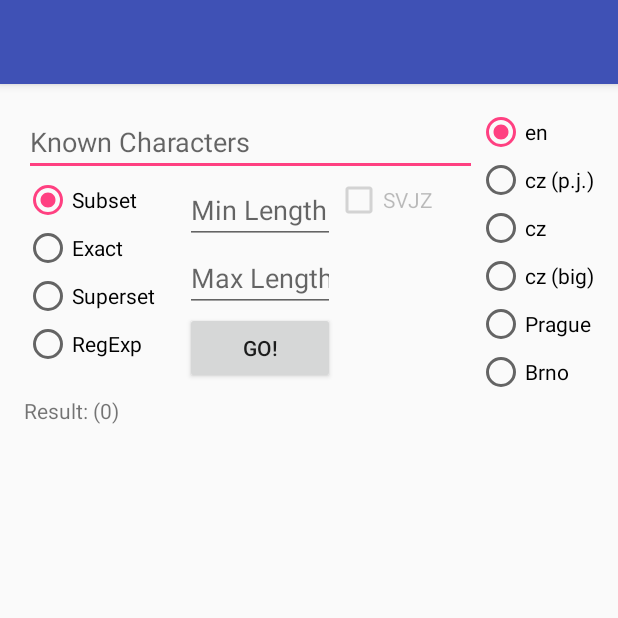
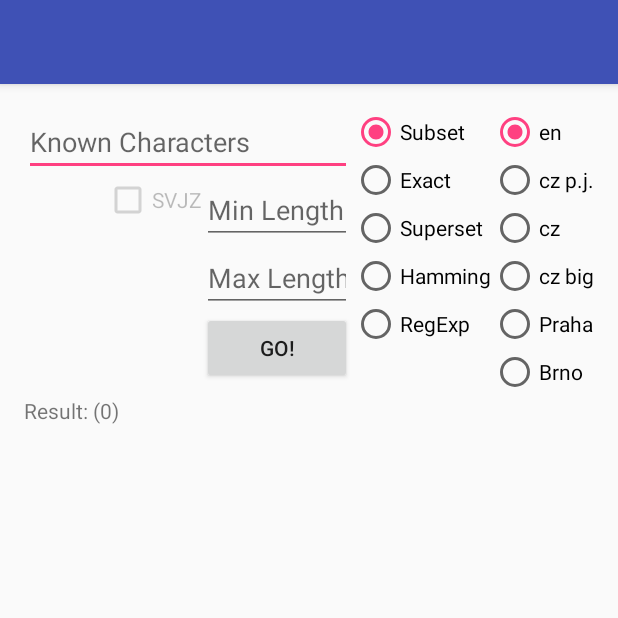
Before and after one commit to adamsikora/SifroHaluzic, an Android app: the PresmyslovnikActivity screen opened directly, with no data from a screen before it, after a tap on "GO!", on a phone screen of 412 x 824 dp, the top half of it. Run offline under Robolectric (Android 15) with nearby library versions, the phone set to English and light mode, and no system bars; 1 statement that could not run was skipped.

Commit message:
hamming distance added to presmyslovnik

```diff
--- a/app/src/main/java/cz/civilizacehra/sifrohaluzic/Dictionary.java
+++ b/app/src/main/java/cz/civilizacehra/sifrohaluzic/Dictionary.java
@@ -7,6 +7,7 @@ import java.io.InputStream;
 import java.io.BufferedReader;
 import java.io.InputStreamReader;
 import java.util.ArrayList;
+import java.util.Collections;
 import java.util.regex.Matcher;
 import java.util.regex.Pattern;
 
@@ -17,16 +18,16 @@ class Dictionary {
         mResults = results;
     }
 
-    public void findResults(String input, boolean subset, boolean exact, boolean superset, boolean regexp, int minLength, int maxLength) {
+    public void findResults(String input, boolean subset, boolean exact, boolean superset, boolean hamming, boolean regexp, int minLength, int maxLength) {
 
         prepare();
 
-        findResults_impl(input, subset, exact, superset, regexp, minLength, maxLength);
+        findResults_impl(input, subset, exact, superset, hamming, regexp, minLength, maxLength);
 
-        conclude();
+        conclude(hamming);
     }
 
-    void findResults_impl(String input, boolean subset, boolean exact, boolean superset, boolean regexp, int minLength, int maxLength) {
+    void findResults_impl(String input, boolean subset, boolean exact, boolean superset, boolean hamming, boolean regexp, int minLength, int maxLength) {
 
         Pattern pattern;
         Matcher matcher;
@@ -52,21 +53,27 @@ class Dictionary {
                 StringPair word = StringPair.fromString(line);
                 String first = word.getFirst();
 
-                if (subset && first.length() > input.length()) {
-                    continue;
-                }
-                if (superset && first.length() < input.length()) {
-                    continue;
-                }
-                if (exact && first.length() != input.length()) {
-                    continue;
-                } else if (first.length() < minLength || first.length() > maxLength) {
+                if ((subset && first.length() > input.length())
+                        || (superset && first.length() < input.length())
+                        ||(exact && first.length() != input.length())
+                        ||(hamming && first.length() != input.length())
+                        ||(first.length() < minLength || first.length() > maxLength)) {
                     continue;
                 }
                 if (regexp) {
                     matcher = pattern.matcher(first);
                     if (matcher.matches()) {
                         matched(word.getSecond());
+                    }
+                } else if (hamming) {
+                    int counter = 0;
+                    for (int i = 0; i < first.length(); ++i) {
+                        if (first.charAt(i) != input.charAt(i)) {
+                            ++counter;
+                        }
+                    }
+                    if (counter < 4) {
+                        matched("(" + counter + ") " + word.getSecond());
                     }
                 } else {
                     int[] chars = new int[26];
@@ -107,9 +114,12 @@ class Dictionary {
         mList.add(match);
     }
 
-    protected void conclude() {
+    protected void conclude(boolean sort) {
         String resultStr = "";
         int counter = 0;
+        if (sort) {
+            Collections.sort(mList);
+        }
         for (String point : mList) {
             ++counter;
             resultStr += point + "\n";
--- a/app/src/main/java/cz/civilizacehra/sifrohaluzic/PresmyslovnikActivity.java
+++ b/app/src/main/java/cz/civilizacehra/sifrohaluzic/PresmyslovnikActivity.java
@@ -112,8 +112,9 @@ public class PresmyslovnikActivity extends AppCompatActivity implements Location
                     boolean subset = checked == R.id.subsetRadioBtn;
                     boolean exact = checked == R.id.exactRadioBtn;
                     boolean superset = checked == R.id.supersetRadioBtn;
-                    boolean regexp = checked == R.id.regExpRadioButton;
-                    assert (subset ^ exact ^ superset ^ regexp);
+                    boolean regexp = checked == R.id.regExpRadioBtn;
+                    boolean hamming = checked == R.id.hammingRadioBtn;
+                    assert (subset ^ exact ^ superset ^ regexp ^ hamming);
                     int minLength = 0;
                     if (minLengthBox.getText().length() > 0) {
                         minLength = Integer.parseInt(minLengthBox.getText().toString());
@@ -129,27 +130,27 @@ public class PresmyslovnikActivity extends AppCompatActivity implements Location
 
                     try {
                         if (checkedDictionary == R.id.enRadioBtn) {
-                            enDict.findResults(input, subset, exact, superset, regexp, minLength, maxLength);
+                            enDict.findResults(input, subset, exact, superset, hamming, regexp, minLength, maxLength);
                         } else if (checkedDictionary == R.id.czPJRadioBtn) {
-                            czPJDict.findResults(input, subset, exact, superset, regexp, minLength, maxLength);
+                            czPJDict.findResults(input, subset, exact, superset, hamming, regexp, minLength, maxLength);
                         } else if (checkedDictionary == R.id.czRadioBtn) {
-                            czDict.findResults(input, subset, exact, superset, regexp, minLength, maxLength);
+                            czDict.findResults(input, subset, exact, superset, hamming, regexp, minLength, maxLength);
                         } else if (checkedDictionary == R.id.czBigRadioBtn) {
-                            czBigDict.findResults(input, subset, exact, superset, regexp, minLength, maxLength);
+                            czBigDict.findResults(input, subset, exact, superset, hamming, regexp, minLength, maxLength);
                         } else if (checkedDictionary == R.id.mapBrnoRadioBtn) {
                             if (mLocation == null) {
                                 acquireLocation();
                             }
                             brnoMap.setSvjz(svjz.isEnabled() && svjz.isChecked());
                             brnoMap.setLocation(mLocation);
-                            brnoMap.findResults(input, subset, exact, superset, regexp, minLength, maxLength);
+                            brnoMap.findResults(input, subset, exact, superset, hamming, regexp, minLength, maxLength);
                         } else if (checkedDictionary == R.id.mapPragueRadioBtn) {
                             if (mLocation == null) {
                                 acquireLocation();
                             }
                             pragueMap.setSvjz(svjz.isEnabled() && svjz.isChecked());
                             pragueMap.setLocation(mLocation);
-                            pragueMap.findResults(input, subset, exact, superset, regexp, minLength, maxLength);
+                            pragueMap.findResults(input, subset, exact, superset, hamming, regexp, minLength, maxLength);
                         } else {
                             assert (false);
                         }
--- a/app/src/main/res/layout/activity_presmyslovnik.xml
+++ b/app/src/main/res/layout/activity_presmyslovnik.xml
@@ -17,32 +17,17 @@
         android:id="@+id/relativeLayout">
 
         <EditText
-            android:id="@+id/inputEditText"
-            android:layout_width="wrap_content"
-            android:layout_height="wrap_content"
-            android:layout_alignParentLeft="true"
-            android:layout_alignParentStart="false"
-            android:layout_alignParentTop="true"
-            android:layout_toLeftOf="@+id/sourceRadioGrp"
-            android:layout_toStartOf="@+id/sourceRadioGrp"
-            android:clickable="false"
-            android:editable="true"
-            android:enabled="true"
-            android:hint="Known Characters" />
-
-        <EditText
             android:id="@+id/minEditText"
             android:layout_width="100dp"
             android:layout_height="wrap_content"
-            android:layout_below="@+id/inputEditText"
-            android:layout_toEndOf="@+id/modeRadioGrp"
-            android:layout_toRightOf="@+id/modeRadioGrp"
             android:layout_weight="1"
             android:editable="true"
             android:ems="10"
             android:enabled="true"
             android:hint="Min Length"
-            android:inputType="number" />
+            android:inputType="number"
+            android:layout_below="@+id/inputEditText"
+            android:layout_toStartOf="@+id/modeRadioGrp" />
 
         <EditText
             android:id="@+id/maxEditText"
@@ -70,15 +55,75 @@
             android:text="@string/go" />
 
         <RadioGroup
+            android:id="@+id/sourceRadioGrp"
+            android:layout_width="wrap_content"
+            android:layout_height="wrap_content"
+            android:layout_alignParentEnd="true"
+            android:layout_alignParentTop="true">
+
+            <RadioButton
+                android:id="@+id/enRadioBtn"
+                android:layout_width="wrap_content"
+                android:layout_height="wrap_content"
+                android:checked="true"
+                android:text="en" />
+
+            <RadioButton
+                android:id="@+id/czPJRadioBtn"
+                android:layout_width="wrap_content"
+                android:layout_height="wrap_content"
+                android:layout_weight="1"
+                android:checked="false"
+                android:text="cz p.j." />
+
+            <RadioButton
+                android:id="@+id/czRadioBtn"
+                android:layout_width="wrap_content"
+                android:layout_height="wrap_content"
+                android:checked="false"
+                android:text="cz" />
+
+            <RadioButton
+                android:id="@+id/czBigRadioBtn"
+                android:layout_width="wrap_content"
+                android:layout_height="wrap_content"
+                android:checked="false"
+                android:text="cz big" />
+
+            <RadioButton
+                android:id="@+id/mapPragueRadioBtn"
+                android:layout_width="wrap_content"
+                android:layout_height="wrap_content"
+                android:text="Praha" />
+
+            <RadioButton
+                android:id="@+id/mapBrnoRadioBtn"
+                android:layout_width="wrap_content"
+                android:layout_height="wrap_content"
+                android:text="Brno" />
+
+        </RadioGroup>
+
+        <EditText
+            android:id="@+id/inputEditText"
+            android:layout_width="wrap_content"
+            android:layout_height="wrap_content"
+            android:layout_alignParentStart="true"
+            android:layout_alignParentTop="true"
+            android:clickable="false"
+            android:editable="true"
+            android:enabled="true"
+            android:hint="Known Characters"
+            android:layout_toStartOf="@+id/modeRadioGrp" />
+
+        <RadioGroup
             android:id="@+id/modeRadioGrp"
             android:layout_width="wrap_content"
             android:layout_height="wrap_content"
-            android:layout_alignParentLeft="true"
-            android:layout_alignParentStart="true"
-            android:layout_below="@+id/inputEditText"
+            android:layout_alignParentTop="true"
+            android:layout_toStartOf="@+id/sourceRadioGrp"
             android:clickable="false"
-            android:contextClickable="false"
-            android:paddingEnd="20dp">
+            android:contextClickable="false">
 
             <RadioButton
                 android:id="@+id/subsetRadioBtn"
@@ -102,61 +147,17 @@
                 android:text="Superset" />
 
             <RadioButton
-                android:id="@+id/regExpRadioButton"
+                android:id="@+id/hammingRadioBtn"
+                android:layout_width="wrap_content"
+                android:layout_height="wrap_content"
+                android:checked="false"
+                android:text="Hamming" />
+
+            <RadioButton
+                android:id="@+id/regExpRadioBtn"
                 android:layout_width="wrap_content"
                 android:layout_height="wrap_content"
                 android:text="RegExp" />
-
-        </RadioGroup>
-
-        <RadioGroup
-            android:id="@+id/sourceRadioGrp"
-            android:layout_width="wrap_content"
-            android:layout_height="wrap_content"
-            android:layout_alignParentEnd="true"
-            android:layout_alignParentRight="true"
-            android:layout_alignParentTop="true">
-
-            <RadioButton
-                android:id="@+id/enRadioBtn"
-                android:layout_width="wrap_content"
-                android:layout_height="wrap_content"
-                android:checked="true"
-                android:text="en" />
-
-            <RadioButton
-                android:id="@+id/czPJRadioBtn"
-                android:layout_width="wrap_content"
-                android:layout_height="wrap_content"
-                android:layout_weight="1"
-                android:checked="false"
-                android:text="cz (p.j.)" />
-
-            <RadioButton
-                android:id="@+id/czRadioBtn"
-                android:layout_width="wrap_content"
-                android:layout_height="wrap_content"
-                android:checked="false"
-                android:text="cz" />
-
-            <RadioButton
-                android:id="@+id/czBigRadioBtn"
-                android:layout_width="wrap_content"
-                android:layout_height="wrap_content"
-                android:checked="false"
-                android:text="cz (big)" />
-
-            <RadioButton
-                android:id="@+id/mapPragueRadioBtn"
-                android:layout_width="wrap_content"
-                android:layout_height="wrap_content"
-                android:text="Prague" />
-
-            <RadioButton
-                android:id="@+id/mapBrnoRadioBtn"
-                android:layout_width="wrap_content"
-                android:layout_height="wrap_content"
-                android:text="Brno" />
 
         </RadioGroup>
 
@@ -165,8 +166,7 @@
             android:layout_width="wrap_content"
             android:layout_height="wrap_content"
             android:layout_below="@+id/inputEditText"
-            android:layout_toEndOf="@+id/minEditText"
-            android:layout_toRightOf="@+id/minEditText"
+            android:layout_toStartOf="@+id/minEditText"
             android:text="SVJZ" />
 
     </RelativeLayout>
@@ -184,8 +184,7 @@
         <TextView
             android:id="@+id/resultTextView"
             android:layout_width="fill_parent"
-            android:layout_height="fill_parent"
-            android:layout_weight="1.0"
+            android:layout_height="wrap_content"
             android:text="@string/result" />
 
     </ScrollView>
```
Also changed, not shown: app/src/main/java/cz/civilizacehra/sifrohaluzic/MapDictionary.java (+7 -7 lines).
